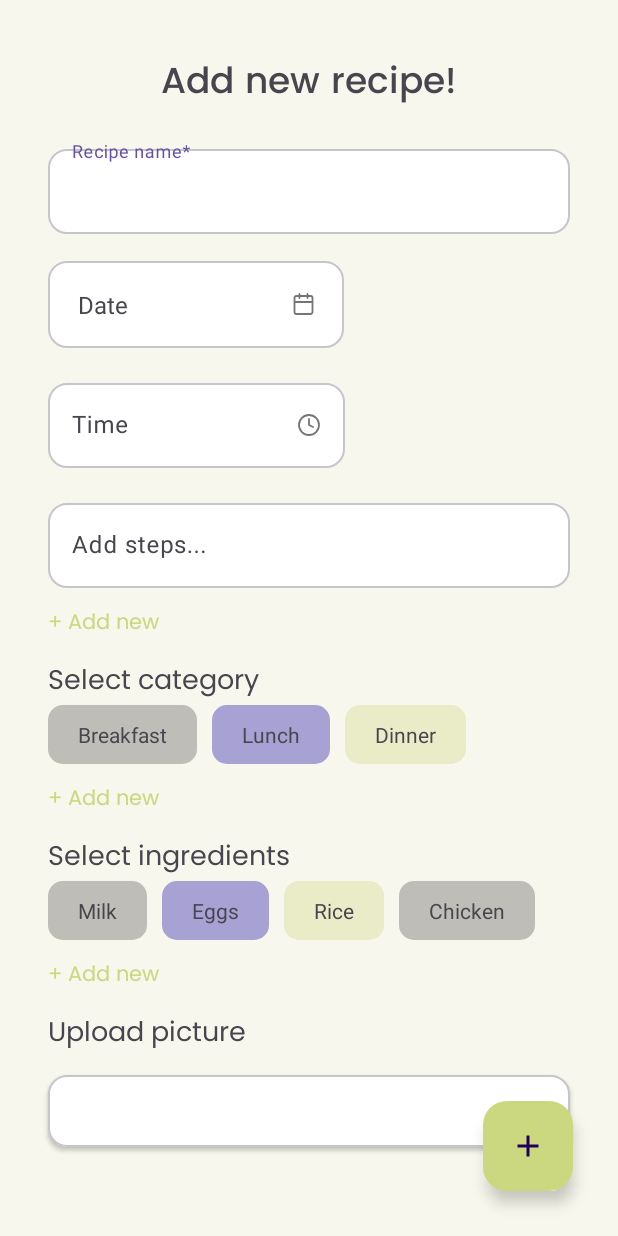
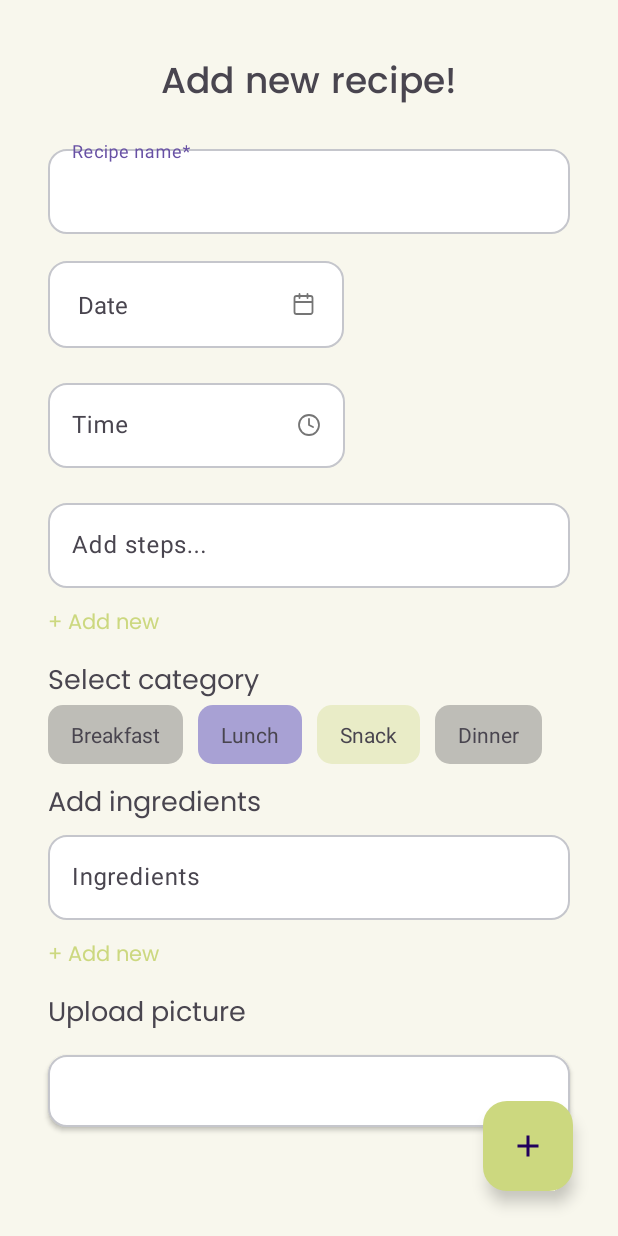
Before and after one commit to SihaoCheng123/MP_Android, an Android app: the AddRecipe screen opened directly, with no data from a screen before it, on a phone screen of 412 x 824 dp. Run offline under Robolectric (Android 15) with nearby library versions, the phone set to English and light mode, and no system bars; our stand-ins replace data binding.

Commit message:
Se pueden añadir ingredientes en el add Recipe

```diff
--- a/app/src/main/java/com/example/mealplanner/ui/components/AddRecipe.java
+++ b/app/src/main/java/com/example/mealplanner/ui/components/AddRecipe.java
@@ -1,23 +1,30 @@
 package com.example.mealplanner.ui.components;
 
-import android.content.DialogInterface;
 import android.os.Bundle;
 import android.view.LayoutInflater;
 import android.view.View;
+import android.view.ViewGroup;
 import android.widget.CalendarView;
-
+import android.widget.LinearLayout;
+import android.widget.TextView;
+import android.widget.Toast;
 import androidx.activity.EdgeToEdge;
-
-import androidx.annotation.NonNull;
 import androidx.appcompat.app.AppCompatActivity;
+import androidx.core.content.ContextCompat;
 
 import com.example.mealplanner.R;
 import com.example.mealplanner.databinding.ActivityAddRecipeBinding;
-import com.example.mealplanner.databinding.ActivityCalendarBinding;
 import com.google.android.material.dialog.MaterialAlertDialogBuilder;
 
+
+import java.util.ArrayList;
+
 public class AddRecipe extends AppCompatActivity {
-    String date;
+    private String recipeName, date, category, time;
+    private ArrayList<String> stepsList = new ArrayList<>();
+    private ArrayList<String> ingredientsList = new ArrayList<>();
+    private ArrayList<TextView> categoryList = new ArrayList<>();
+    private TextView selectedCategoryTV;
     ActivityAddRecipeBinding binding;
     @Override
     protected void onCreate(Bundle savedInstanceState) {
@@ -26,31 +33,87 @@ public class AddRecipe extends AppCompatActivity {
         binding = ActivityAddRecipeBinding.inflate(getLayoutInflater());
         setContentView(binding.getRoot());
         binding.dateTextAR.setOnClickListener(v -> showCalendar());
+
+        binding.textAddNewStepAR.setOnClickListener(v -> addNewStep());
+        addCategory();
+
+        binding.textAddNewIngredientAR.setOnClickListener(v -> addNewIng());
+
     }
 
     private void showCalendar(){
-//        Intent intent = new Intent(this, Calendar.class);
-//        intent.setFlags(Intent.FLAG_ACTIVITY_CLEAR_TASK);
-//        startActivity(intent);
         MaterialAlertDialogBuilder alertDialogBuilder = new MaterialAlertDialogBuilder(this);
         LayoutInflater inflater = getLayoutInflater();
         View calendarView = inflater.inflate(R.layout.activity_calendar, null);
         CalendarView calendar = calendarView.findViewById(R.id.calendarView);
-        calendar.setOnDateChangeListener(new CalendarView.OnDateChangeListener() {
-            @Override
-            public void onSelectedDayChange(@NonNull CalendarView view, int year, int month, int dayOfMonth) {
-                date = dayOfMonth + "/" + (month + 1) + "/" + year;
-            }
-        });
+        calendar.setOnDateChangeListener((view, year, month, dayOfMonth) -> date = dayOfMonth + "/" + (month + 1) + "/" + year);
         alertDialogBuilder.setTitle("Calendar")
-                        .setPositiveButton("OK", new DialogInterface.OnClickListener() {
-                            @Override
-                            public void onClick(DialogInterface dialog, int which) {
-                                binding.dateTextAR.setText(date);
-                            }
-                        });
+                        .setPositiveButton("OK", (dialog, which) -> binding.dateTextAR.setText(date));
         alertDialogBuilder.setView(calendarView);
         alertDialogBuilder.create();
         alertDialogBuilder.show();
     }
+
+    private void addNewStep(){
+        String newStep = binding.inputStepsAR.getEditText().getText().toString().trim();
+
+        if (!newStep.isEmpty()) {
+            this.stepsList.add(newStep);
+            Toast.makeText(this, "Step added", Toast.LENGTH_SHORT).show();
+        }
+        binding.editStepAR.setText("");
+    }
+
+    private void addCategory(){
+        categoryList.add(binding.categoryBreakfastAR);
+        categoryList.add(binding.categoryLunchAR);
+        categoryList.add(binding.categorySnackAR);
+        categoryList.add(binding.categoryDinnerAR);
+
+        for (TextView categoryText:categoryList) {
+            categoryText.setOnClickListener(v -> selectCategory(categoryText));
+        }
+    }
+
+    private void selectCategory(TextView selectedCategory){
+
+        if (selectedCategoryTV != null){
+            this.selectedCategoryTV.getBackground().setAlpha(255);
+        }
+        this.selectedCategoryTV = selectedCategory;
+        this.selectedCategoryTV.getBackground().setAlpha(120);
+
+    }
+
+    private void addNewIng(){
+
+        String newIngredient = binding.inputAddIngAR.getEditText().getText().toString().trim();
+        if (!newIngredient.isEmpty()){
+            this.ingredientsList.add(newIngredient);
+            int[] backgrounds = {
+                    R.drawable.round_category_primary,
+                    R.drawable.round_category_grey,
+                    R.drawable.round_category_secondary
+            };
+            int bgIndex = this.ingredientsList.size() % backgrounds.length;
+            TextView newIngTV = new TextView(AddRecipe.this);
+            newIngTV.setText(newIngredient);
+            newIngTV.setTextSize(14);
+            newIngTV.setTextColor(ContextCompat.getColor(this, R.color.md_theme_onBackground));
+            newIngTV.setBackgroundResource(backgrounds[bgIndex]);
+            newIngTV.setPadding(30,20,30,20);
+
+            LinearLayout.LayoutParams params = new LinearLayout.LayoutParams(
+                    ViewGroup.LayoutParams.WRAP_CONTENT,
+                    ViewGroup.LayoutParams.WRAP_CONTENT
+            );
+            params.rightMargin = 10;
+            newIngTV.setLayoutParams(params);
+            binding.ingredientsListLayoutAR.addView(newIngTV);
+        }
+        binding.editIngAR.setText("");
+    }
+    private void createRecipe(){
+
+    }
 }
--- a/app/src/main/res/layout/activity_add_recipe.xml
+++ b/app/src/main/res/layout/activity_add_recipe.xml
@@ -16,6 +16,7 @@
         android:fillViewport="true">
 
         <androidx.constraintlayout.widget.ConstraintLayout
+            android:id="@+id/mainConstraint"
             android:layout_width="match_parent"
             android:layout_height="wrap_content">
 
@@ -39,7 +40,8 @@
                 android:layout_marginVertical="18dp"
                 android:layout_marginHorizontal="32dp">
 
-                <EditText
+                <com.google.android.material.textfield.TextInputEditText
+                    android:id="@+id/editRecipeAR"
                     android:layout_width="match_parent"
                     android:layout_height="match_parent"
                     android:hint="@string/recipe_name"
@@ -89,7 +91,8 @@
                 app:layout_constraintStart_toStartOf="parent"
                 android:layout_marginHorizontal="32dp">
 
-                <EditText
+                <com.google.android.material.textfield.TextInputEditText
+                    android:id="@+id/editTimeAR"
                     android:layout_width="match_parent"
                     android:layout_height="match_parent"
                     android:hint="@string/time"
@@ -107,7 +110,8 @@
                 android:layout_marginVertical="18dp"
                 android:layout_marginHorizontal="32dp">
 
-                <EditText
+                <com.google.android.material.textfield.TextInputEditText
+                    android:id="@+id/editStepAR"
                     android:layout_width="match_parent"
                     android:layout_height="match_parent"
                     android:hint="@string/add_steps"
@@ -155,7 +159,7 @@
                     android:layout_width="wrap_content"
                     android:layout_height="wrap_content"
                     android:text="@string/breakfast"
-                    android:paddingHorizontal="20dp"
+                    android:paddingHorizontal="15dp"
                     android:paddingVertical="10dp"
                     android:background="@drawable/round_category_grey"
                     android:layout_marginEnd="10dp" />
@@ -165,9 +169,19 @@
                     android:layout_width="wrap_content"
                     android:layout_height="wrap_content"
                     android:text="@string/lunch"
-                    android:paddingHorizontal="20dp"
+                    android:paddingHorizontal="15dp"
                     android:paddingVertical="10dp"
                     android:background="@drawable/round_category_secondary"
+                    android:layout_marginEnd="10dp" />
+
+                <TextView
+                    android:id="@+id/categorySnackAR"
+                    android:layout_width="wrap_content"
+                    android:layout_height="wrap_content"
+                    android:text="@string/snack"
+                    android:paddingHorizontal="15dp"
+                    android:paddingVertical="10dp"
+                    android:background="@drawable/round_category_primary"
                     android:layout_marginEnd="10dp" />
 
                 <TextView
@@ -175,19 +189,47 @@
                     android:layout_width="wrap_content"
                     android:layout_height="wrap_content"
                     android:text="@string/dinner"
-                    android:paddingHorizontal="20dp"
+                    android:paddingHorizontal="15dp"
                     android:paddingVertical="10dp"
-                    android:background="@drawable/round_category_primary"
+                    android:background="@drawable/round_category_grey"
                     android:layout_marginEnd="10dp" />
 
             </LinearLayout>
 
+
             <TextView
-                android:id="@+id/textAddNewCategoryAR"
+                android:id="@+id/addIngredientsAR"
+                android:layout_width="wrap_content"
+                android:layout_height="wrap_content"
+                android:layout_marginHorizontal="32dp"
+                android:layout_marginStart="32dp"
+                android:layout_marginTop="12dp"
+                android:fontFamily="@font/poppins_regular"
+                android:text="@string/add_ingredients"
+                android:textSize="18sp"
+                app:layout_constraintStart_toStartOf="parent"
+                app:layout_constraintTop_toBottomOf="@id/categoryLinearAR" />
+            <com.google.android.material.textfield.TextInputLayout
+                android:id="@+id/inputAddIngAR"
+                android:layout_width="match_parent"
+                android:layout_height="wrap_content"
+                app:layout_constraintTop_toBottomOf="@id/addIngredientsAR"
+                android:layout_marginHorizontal="32dp">
+                <com.google.android.material.textfield.TextInputEditText
+                    android:hint="@string/ingredients"
+                    android:id="@+id/editIngAR"
+                    android:layout_width="match_parent"
+                    android:layout_height="wrap_content"
+                    android:background="@drawable/round_edit_text_add_recipe"/>
+            </com.google.android.material.textfield.TextInputLayout>
+
+
+            <TextView
+                android:id="@+id/textAddNewIngredientAR"
                 android:layout_width="wrap_content"
                 android:layout_height="wrap_content"
                 android:text="@string/add_new_step"
-                app:layout_constraintTop_toBottomOf="@id/categoryLinearAR"
+                app:layout_constraintTop_toBottomOf="@id/inputAddIngAR"
                 android:textColor="@color/md_theme_primary"
                 android:textSize="14sp"
                 app:layout_constraintStart_toStartOf="parent"
@@ -195,82 +237,21 @@
                 android:layout_marginTop="12dp"
                 android:fontFamily="@font/poppins_regular" />
 
-            <TextView
-                android:id="@+id/selectIngredientsAR"
-                android:layout_width="wrap_content"
-                android:layout_height="wrap_content"
-                android:layout_marginHorizontal="32dp"
-                android:layout_marginStart="32dp"
-                android:layout_marginTop="12dp"
-                android:fontFamily="@font/poppins_regular"
-                android:text="@string/select_ingredients"
-                android:textSize="18sp"
-                app:layout_constraintStart_toStartOf="parent"
-                app:layout_constraintTop_toBottomOf="@id/textAddNewCategoryAR" />
-
-            <LinearLayout
-                android:id="@+id/ingredientsLinearAR"
+            <HorizontalScrollView
+                android:id="@+id/ingHorizontalAR"
                 android:layout_width="match_parent"
                 android:layout_height="wrap_content"
-                app:layout_constraintTop_toBottomOf="@+id/selectIngredientsAR"
+                app:layout_constraintTop_toBottomOf="@id/textAddNewIngredientAR"
                 app:layout_constraintStart_toStartOf="parent"
-                app:layout_constraintEnd_toEndOf="parent"
                 android:layout_marginHorizontal="32dp">
 
-                <TextView
-                    android:id="@+id/ingredient1AR"
+                <LinearLayout
+                    android:id="@+id/ingredientsListLayoutAR"
                     android:layout_width="wrap_content"
                     android:layout_height="wrap_content"
-                    android:text="@string/milk"
-                    android:paddingHorizontal="20dp"
-                    android:paddingVertical="10dp"
-                    android:background="@drawable/round_category_grey"
-                    android:layout_marginEnd="10dp" />
+                    android:orientation="horizontal" />
+            </HorizontalScrollView>
 
-                <TextView
-                    android:id="@+id/ingredient2AR"
-                    android:layout_width="wrap_content"
-                    android:layout_height="wrap_content"
-                    android:text="@string/eggs"
-                    android:paddingHorizontal="20dp"
-                    android:paddingVertical="10dp"
-                    android:background="@drawable/round_category_secondary"
-                    android:layout_marginEnd="10dp" />
-
-                <TextView
-                    android:id="@+id/ingredient3AR"
-                    android:layout_width="wrap_content"
-                    android:layout_height="wrap_content"
-                    android:text="@string/rice"
-                    android:paddingHorizontal="20dp"
-                    android:paddingVertical="10dp"
-                    android:background="@drawable/round_category_primary"
-                    android:layout_marginEnd="10dp" />
-
-                <TextView
-                    android:id="@+id/ingredient4AR"
-                    android:layout_width="wrap_content"
-                    android:layout_height="wrap_content"
-                    android:text="@string/chicken"
-                    android:paddingHorizontal="20dp"
-                    android:paddingVertical="10dp"
-                    android:background="@drawable/round_category_grey"
-                    android:layout_marginEnd="10dp" />
-
-            </LinearLayout>
-
-            <TextView
-                android:id="@+id/textAddNewIngredientAR"
-                android:layout_width="wrap_content"
-                android:layout_height="wrap_content"
-                android:text="@string/add_new_step"
-                app:layout_constraintTop_toBottomOf="@id/ingredientsLinearAR"
-                android:textColor="@color/md_theme_primary"
-                android:textSize="14sp"
-                app:layout_constraintStart_toStartOf="parent"
-                android:layout_marginHorizontal="32dp"
-                android:layout_marginTop="12dp"
-                android:fontFamily="@font/poppins_regular" />
 
             <TextView
                 android:id="@+id/addPictureAR"
@@ -280,10 +261,10 @@
                 android:layout_marginStart="32dp"
                 android:layout_marginTop="12dp"
                 android:fontFamily="@font/poppins_regular"
-                android:text="Upload picture"
+                android:text="@string/upload_picture"
                 android:textSize="18sp"
                 app:layout_constraintStart_toStartOf="parent"
-                app:layout_constraintTop_toBottomOf="@id/textAddNewIngredientAR" />
+                app:layout_constraintTop_toBottomOf="@id/ingHorizontalAR" />
 
             <androidx.appcompat.widget.AppCompatButton
                 android:id="@+id/uploadPictureAR"
@@ -300,6 +281,7 @@
                 android:contentDescription="@string/upload_picture" />
 
             <com.google.android.material.floatingactionbutton.FloatingActionButton
+                android:id="@+id/addRecipeBtnAR"
                 android:layout_width="wrap_content"
                 android:layout_height="wrap_content"
                 android:layout_gravity="end"
--- a/app/src/main/res/values/strings.xml
+++ b/app/src/main/res/values/strings.xml
@@ -111,6 +111,8 @@
     <string name="coffe_amp_bread"><![CDATA[Coffe & bread]]></string>
     <string name="name">Name</string>
     <string name="phone">Phone</string>
+    <string name="snack">Snack</string>
+    <string name="add_ingredients">Add ingredients</string>
 
     <string-array name="ingredient_name_cv">
         <item>Lettuce</item>
```
